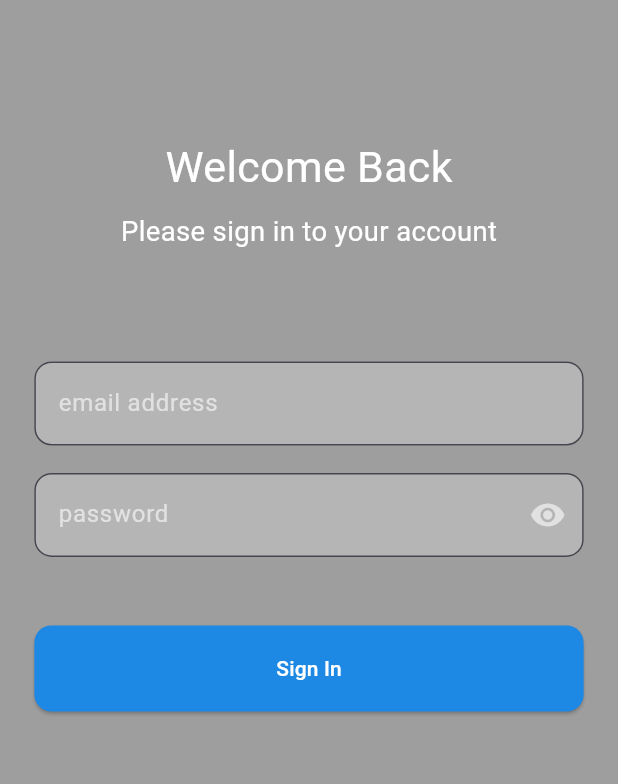
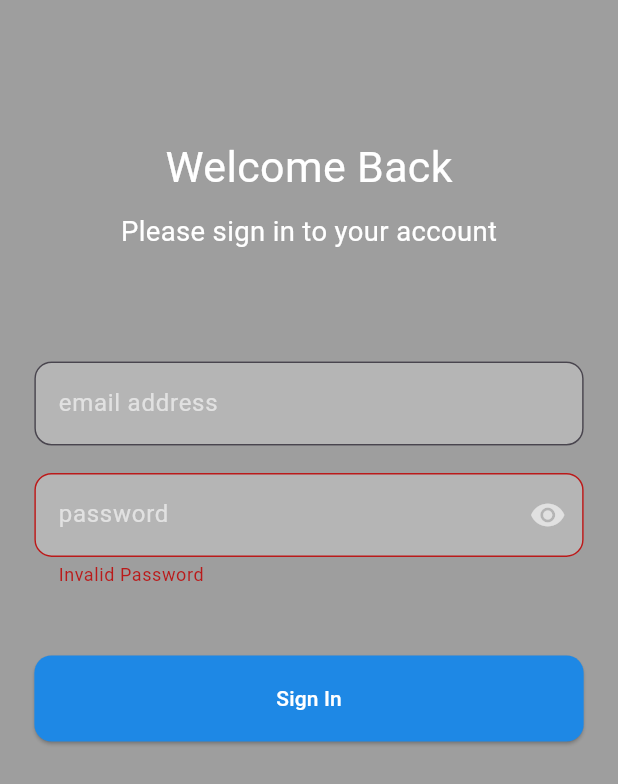
Before and after one commit to mahedi-bs23/movie_app, a Flutter app: the screen it shows after launch, after a tap on "Sign In", on a phone screen of 412 x 824 dp. Shown: the top 784 px of the screen. Run offline on Flutter 3.47's test engine with Material 3 defaults, Android fonts, the phone set to English and light mode, and no system bars; our stand-ins replace flutter_screenutil.

Commit message:
login screen implementattion update

```diff
--- a/lib/feature/auth/login/login_screen.dart
+++ b/lib/feature/auth/login/login_screen.dart
@@ -3,12 +3,16 @@ import 'package:flutter_screenutil/flutter_screenutil.dart';
 import 'package:movie_app/common/widget/elevated_button.dart';
 import 'package:movie_app/common/widget/input_decoration.dart';
 import 'package:movie_app/feature/auth/login/login_viewmodel.dart';
+import 'package:movie_app/feature/auth/login/validator/email_validator.dart';
 import 'package:movie_app/feature/home/home_screen.dart';
 
 class LoginScreen extends StatelessWidget {
   LoginScreen({super.key});
 
   final LoginViewmodel loginViewmodel = LoginViewmodel();
+
+  final GlobalKey<FormState> _formKey = GlobalKey<FormState>();
+
 
   @override
   Widget build(BuildContext context) {
@@ -18,6 +22,12 @@ class LoginScreen extends StatelessWidget {
           context,
           MaterialPageRoute(
             builder: (context) => const HomeScreen(),
+          ),
+        );
+      }else{
+        ScaffoldMessenger.of(context).showSnackBar(
+          SnackBar(
+            content: Text('Please correct the errors in the form.'),
           ),
         );
       }
@@ -73,16 +83,26 @@ class LoginScreen extends StatelessWidget {
     return ValueListenableBuilder(
         valueListenable: loginViewmodel.emailController,
         builder: (BuildContext context, TextEditingValue textEditingValue, _) {
-          return SizedBox(
+          return Form(
+            key: _formKey,
+            child: SizedBox(
               child: TextFormField(
+
+
                 controller: loginViewmodel.emailController,
                 style: TextStyle(color: Colors.white54),
                 cursorColor: Colors.white,
                 keyboardType: TextInputType.emailAddress,
                 decoration: buildInputDecoration("email address"),
+                validator: (String? value){
+
+                  return 'Please a Enter Email';
+
+                },
                 onChanged: (String value) {
                   loginViewmodel.onEmailChanged(value);
                 },
+              ),
             ),
           );
         });
@@ -99,6 +119,7 @@ class LoginScreen extends StatelessWidget {
               cursorColor: Colors.white,
               keyboardType: TextInputType.visiblePassword,
               decoration: InputDecoration(
+                errorText: loginViewmodel.getPasswordError(),
                 filled: true,
                 fillColor: Colors.white24,
                 suffixIcon: Icon(
@@ -131,6 +152,12 @@ class LoginScreen extends StatelessWidget {
                       color: Colors.white60,
                     )),
               ),
+              validator: (String? value){
+                if(value!.isEmpty){
+                  return "Please Enter Password";
+                }
+                return null;
+              },
               onChanged: (String value) {
                 loginViewmodel.onPasswordChanged(value);
               },
--- a/lib/feature/auth/login/login_viewmodel.dart
+++ b/lib/feature/auth/login/login_viewmodel.dart
@@ -1,4 +1,5 @@
 import 'package:flutter/cupertino.dart';
+import 'package:flutter/foundation.dart';
 import 'package:movie_app/feature/auth/login/validator/email_validator.dart';
 import 'package:movie_app/feature/auth/login/validator/password_validator.dart';
 
@@ -12,8 +13,16 @@ class LoginViewmodel{
 
   final ValueNotifier<bool> shouldNavigate = ValueNotifier(false);
 
-  bool get isValid => EmailValidator.isValid(emailController.text) &&
+  bool get isValid => EmailValidator.isValid(emailController.text)=="ok" &&
       PasswordValidator.isValid(passwordController.text);
+
+  String? getEmailError(){
+    return EmailValidator.getError(emailController.text);
+  }
+
+  String? getPasswordError(){
+    return PasswordValidator.getError(passwordController.text);
+  }
 
   void onEmailChanged (String value){
     emailController.text = value;
@@ -27,6 +36,11 @@ class LoginViewmodel{
     if(isValid) {
       shouldNavigate.value = true;
     }
+    else{
+      if (kDebugMode) {
+        print("Login Failed");
+      }
+    }
   }
 
 
--- a/lib/feature/auth/login/validator/email_validator.dart
+++ b/lib/feature/auth/login/validator/email_validator.dart
@@ -1,5 +1,22 @@
 class EmailValidator {
   static bool isValid(String email) {
-    return (email.isNotEmpty && email.contains('@') && email.contains('.'));
+    if(email.isNotEmpty && email.contains('@') && email.contains('.')){
+      return true;
+    }
+    else {
+      print(email);
+      return false;
+    }
   }
+
+  static String? getError(String email){
+    if(isValid(email)){
+      return null;
+    }
+    else {
+      return "Invalid Email";
+    }
+  }
+
+
 }
--- a/lib/feature/auth/login/validator/password_validator.dart
+++ b/lib/feature/auth/login/validator/password_validator.dart
@@ -2,4 +2,15 @@ class PasswordValidator{
   static bool isValid(String password){
     return (password.isNotEmpty && password.length > 6);
   }
+
+
+  static String? getError(String password){
+    if(isValid(password)){
+      return null;
+    }
+    else {
+      return "Invalid Password";
+    }
+  }
+
 }
--- a/lib/feature/home/home_screen.dart
+++ b/lib/feature/home/home_screen.dart
@@ -9,7 +9,11 @@ class HomeScreen extends StatelessWidget {
       backgroundColor: Colors.black54,
       body: SafeArea(
         child: Center(
-          child: Text("Home Page"),
+          child: Text("Home Page",
+            style: TextStyle(
+              color: Colors.white,
+            ),
+          ),
         )
       ),
     );
```
Lines whose indentation alone changed are shown as unchanged.
